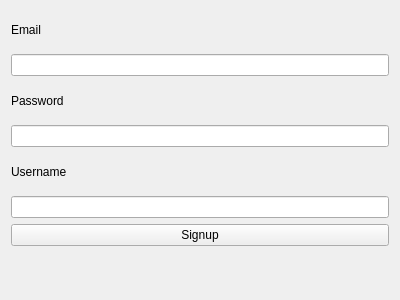
First picture: the form in frontend/signup.ui, repository luandv03/Quizz-app, before the edit.
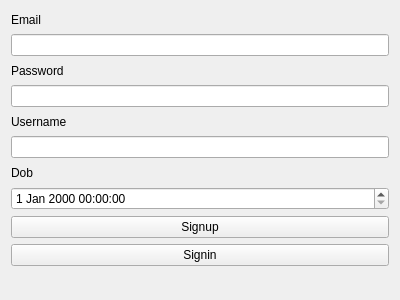
Second picture: the form after the edit.

Commit message: build signup ui; pratice

What changed in the file:
```diff
--- a/frontend/signup.ui
+++ b/frontend/signup.ui
@@ -44,6 +44,16 @@
     <item>
      <widget class="QLineEdit" name="usernameLineEdit"/>
     </item>
+   <item>
+    <widget class="QLabel" name="dobLabel">
+     <property name="text">
+      <string>Dob</string>
+     </property>
+    </widget>
+   </item>
+   <item>
+    <widget class="QDateTimeEdit" name="dateTimeEdit"/>
+   </item>
     <item>
      <widget class="QPushButton" name="signupButton">
       <property name="text">
@@ -52,7 +62,17 @@
      </widget>
     </item>
     <item>
-     <widget class="QLabel" name="responseLabel"/>
+    <widget class="QPushButton" name="signinButton">
+     <property name="cursor">
+      <cursorShape>PointingHandCursor</cursorShape>
+     </property>
+     <property name="text">
+      <string>Signin</string>
+     </property>
+    </widget>
+   </item>
+   <item>
+    <widget class="QLabel" name="dobLineEdit"/>
     </item>
    </layout>
  </widget>
```
Left out of the diff: 3 changed lines with no effect on the pictures. Lines whose indentation alone changed are shown as unchanged. The commit also changes 10 other files.
